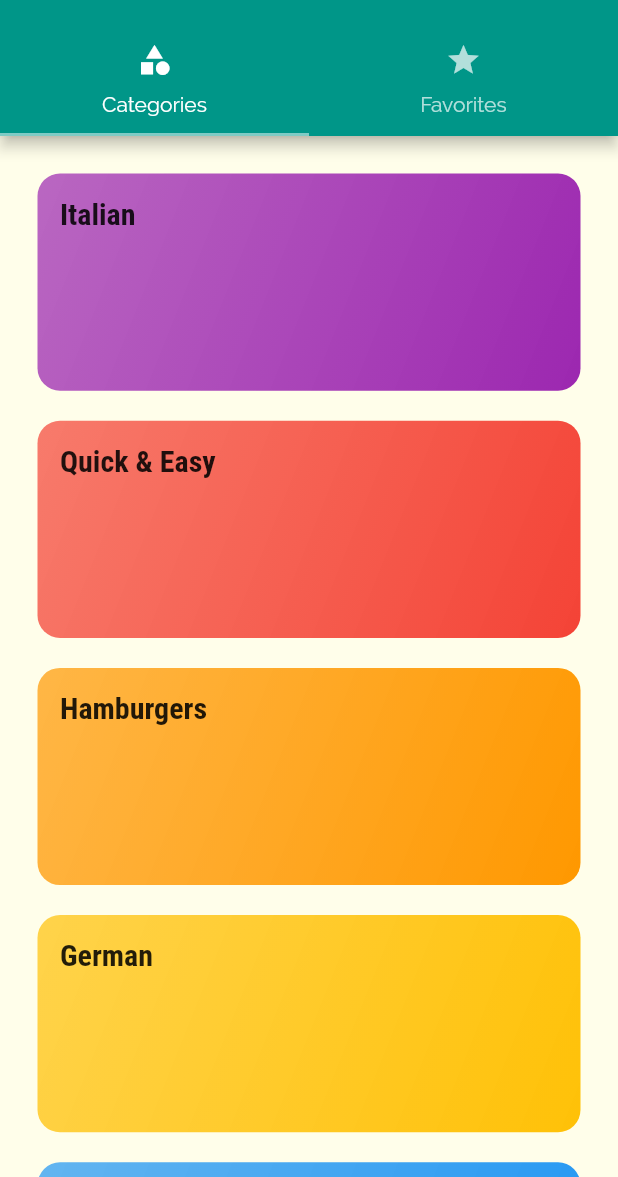
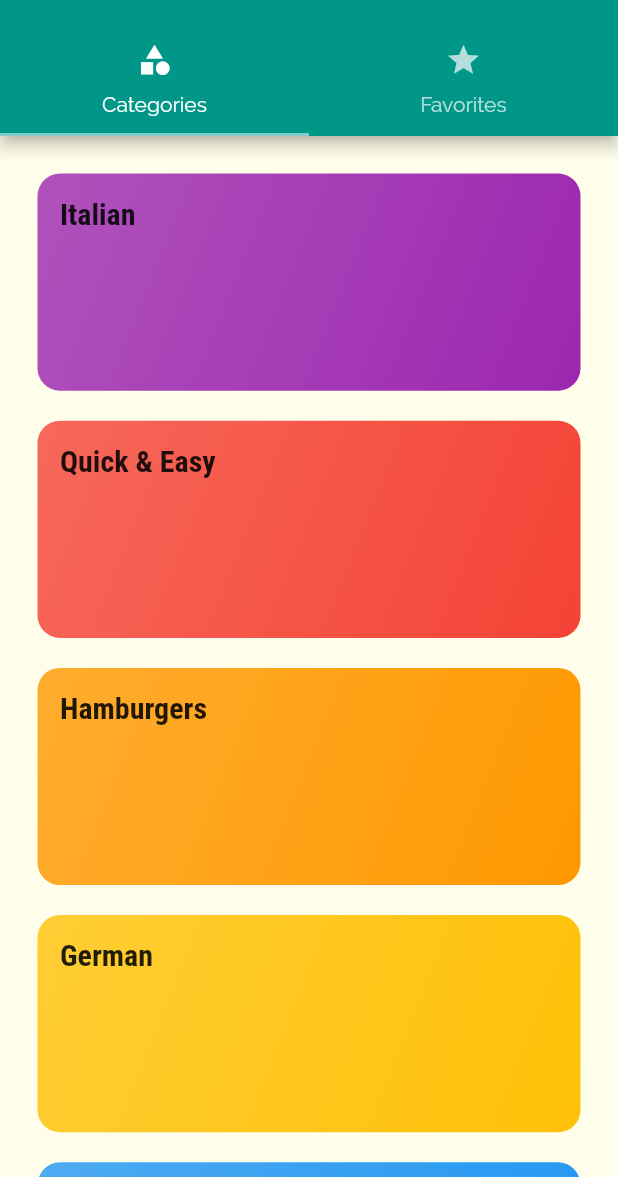
Before and after one commit to ejwanner/Spise, a Flutter app: the screen it shows after launch, on a phone screen of 412 x 824 dp, the part 59-1236 px from its top. Run offline on Flutter 3.47's test engine with Material 2 defaults, Android fonts, the phone set to English and light mode, and no system bars.

Commit message:
Update category-item.dart

```diff
--- a/lib/widgets/category-item.dart
+++ b/lib/widgets/category-item.dart
@@ -31,7 +31,7 @@ class CategoryItem extends StatelessWidget {
         decoration: BoxDecoration(
           gradient: LinearGradient(
             colors: [
-              color.withOpacity(0.7),
+              color.withOpacity(0.8),
               color,
             ],
             begin: Alignment.topLeft,
```
